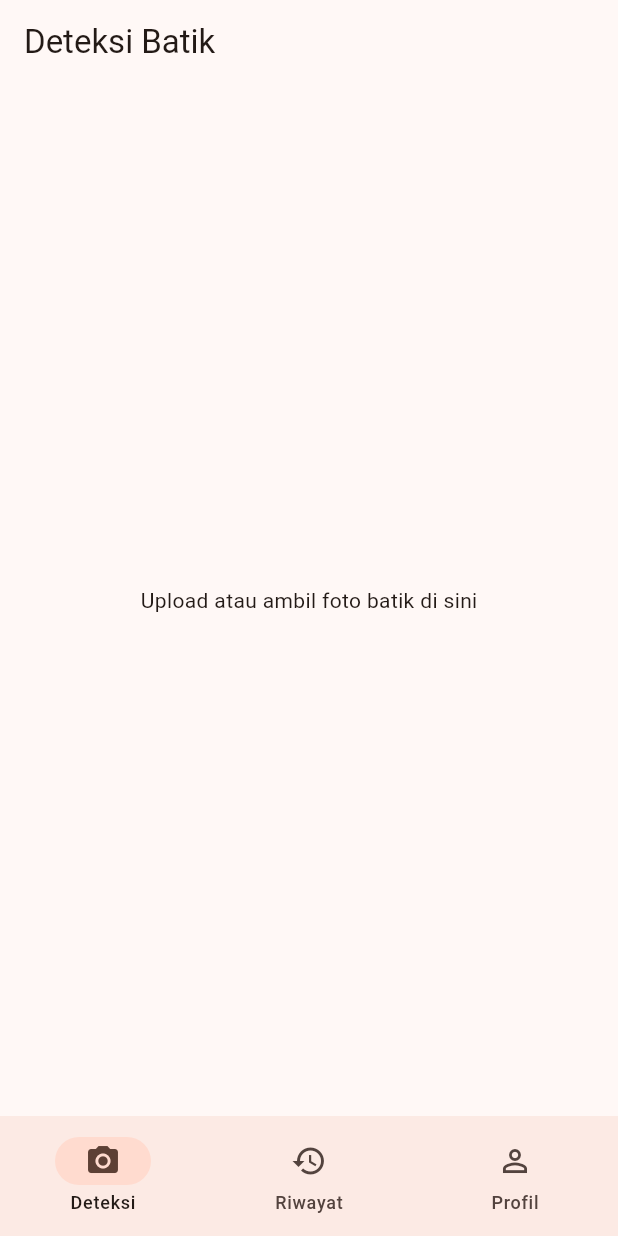
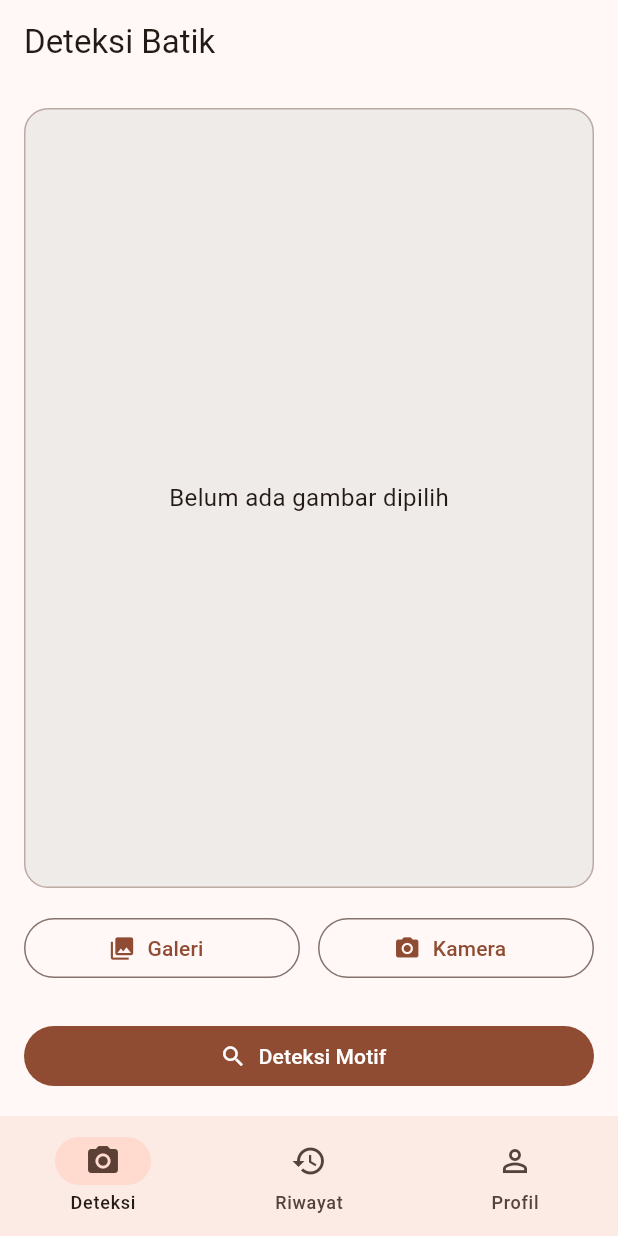
Before and after one commit to anisansyami16/temu_batik, a Flutter app: the screen it shows after launch, on a phone screen of 412 x 824 dp. Run offline on Flutter 3.47's test engine with Material 3 defaults, Android fonts, the phone set to English and light mode, and no system bars; our stand-ins replace firebase_core, image_picker; accounts and stored records are empty.

Commit message:
Add image picker and camera preview

```diff
--- a/lib/src/screens/upload_screen.dart
+++ b/lib/src/screens/upload_screen.dart
@@ -1,13 +1,134 @@
+import 'dart:io';
+
 import 'package:flutter/material.dart';
+import 'package:image_picker/image_picker.dart';
 
-class UploadScreen extends StatelessWidget {
+class UploadScreen extends StatefulWidget {
   const UploadScreen({super.key});
+
+  @override
+  State<UploadScreen> createState() => _UploadScreenState();
+}
+
+class _UploadScreenState extends State<UploadScreen> {
+  final ImagePicker _picker = ImagePicker();
+  File? _selectedImage;
+
+  Future<void> _pickImageFromGallery() async {
+    final XFile? image = await _picker.pickImage(
+      source: ImageSource.gallery,
+      imageQuality: 80,
+    );
+
+    if (image == null) return;
+
+    setState(() {
+      _selectedImage = File(image.path);
+    });
+  }
+
+  Future<void> _takePhoto() async {
+    final XFile? image = await _picker.pickImage(
+      source: ImageSource.camera,
+      imageQuality: 80,
+    );
+
+    if (image == null) return;
+
+    setState(() {
+      _selectedImage = File(image.path);
+    });
+  }
+
+  void _clearImage() {
+    setState(() {
+      _selectedImage = null;
+    });
+  }
+
+  void _goToPrediction() {
+    if (_selectedImage == null) {
+      ScaffoldMessenger.of(context).showSnackBar(
+        const SnackBar(
+          content: Text('Pilih atau ambil foto batik terlebih dahulu'),
+        ),
+      );
+      return;
+    }
+
+    ScaffoldMessenger.of(context).showSnackBar(
+      const SnackBar(content: Text('Gambar siap untuk diprediksi')),
+    );
+  }
 
   @override
   Widget build(BuildContext context) {
     return Scaffold(
       appBar: AppBar(title: const Text('Deteksi Batik')),
-      body: const Center(child: Text('Upload atau ambil foto batik di sini')),
+      body: Padding(
+        padding: const EdgeInsets.all(16),
+        child: Column(
+          children: [
+            Expanded(
+              child: Container(
+                width: double.infinity,
+                decoration: BoxDecoration(
+                  color: Colors.brown.shade50,
+                  borderRadius: BorderRadius.circular(16),
+                  border: Border.all(color: Colors.brown.shade200),
+                ),
+                child: _selectedImage == null
+                    ? const Center(
+                        child: Text(
+                          'Belum ada gambar dipilih',
+                          style: TextStyle(fontSize: 16),
+                        ),
+                      )
+                    : ClipRRect(
+                        borderRadius: BorderRadius.circular(16),
+                        child: Image.file(_selectedImage!, fit: BoxFit.cover),
+                      ),
+              ),
+            ),
+            const SizedBox(height: 16),
+            Row(
+              children: [
+                Expanded(
+                  child: OutlinedButton.icon(
+                    onPressed: _pickImageFromGallery,
+                    icon: const Icon(Icons.photo_library),
+                    label: const Text('Galeri'),
+                  ),
+                ),
+                const SizedBox(width: 12),
+                Expanded(
+                  child: OutlinedButton.icon(
+                    onPressed: _takePhoto,
+                    icon: const Icon(Icons.camera_alt),
+                    label: const Text('Kamera'),
+                  ),
+                ),
+              ],
+            ),
+            const SizedBox(height: 12),
+            if (_selectedImage != null)
+              OutlinedButton.icon(
+                onPressed: _clearImage,
+                icon: const Icon(Icons.delete_outline),
+                label: const Text('Hapus Gambar'),
+              ),
+            const SizedBox(height: 12),
+            SizedBox(
+              width: double.infinity,
+              child: FilledButton.icon(
+                onPressed: _goToPrediction,
+                icon: const Icon(Icons.search),
+                label: const Text('Deteksi Motif'),
+              ),
+            ),
+          ],
+        ),
+      ),
     );
   }
 }
--- a/pubspec.yaml
+++ b/pubspec.yaml
@@ -38,6 +38,7 @@ dependencies:
   firebase_auth: ^6.4.0
   cloud_firestore: ^6.3.0
   firebase_storage: ^13.3.0
+  image_picker: ^1.2.2
 
 dev_dependencies:
   flutter_test:
```
Also changed, not shown: pubspec.lock, 5 other files.
